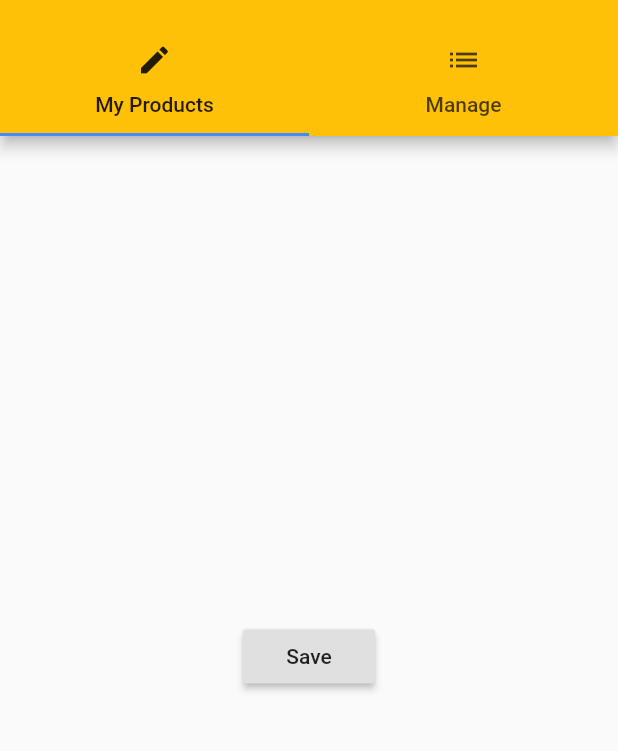
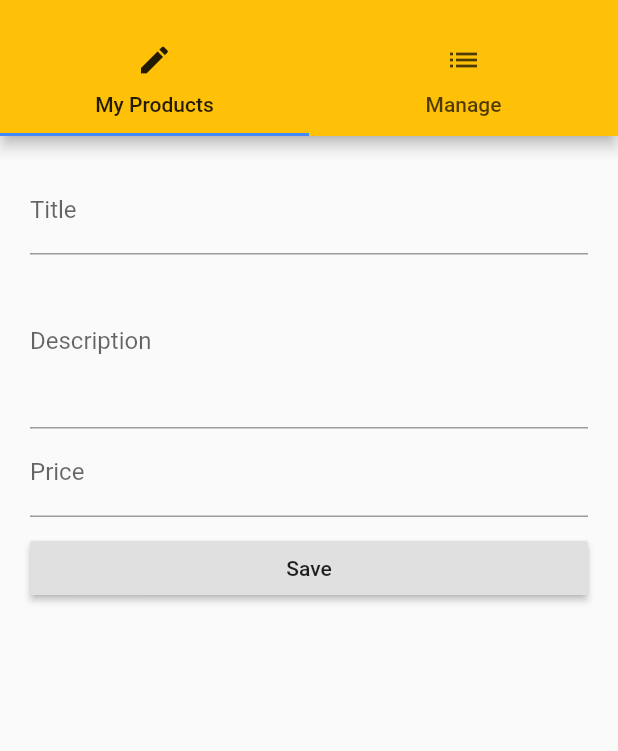
Before and after one commit to rohancs95/flutter_starter_app, a Flutter app: the ManageProductsPage screen opened by its route, on a phone screen of 412 x 824 dp, the part 59-810 px from its top. Run offline on Flutter 3.47's test engine with Material 2 defaults, Android fonts, the phone set to English and light mode, and no system bars.

```diff
--- a/lib/pages/manage_products.dart
+++ b/lib/pages/manage_products.dart
@@ -1,12 +1,14 @@
 import 'package:flutter/material.dart';
 // import 'dart:async';
 
-import 'package:share_book/pages/products.dart';
 import './product_create.dart';
 import './product_list.dart';
 
 class ManageProductsPage extends StatelessWidget {
-  ManageProductsPage();
+  ManageProductsPage(this.addProduct, this.deleteProduct);
+
+  final Function addProduct;
+  final Function deleteProduct;
 
   @override
   Widget build(BuildContext context) {
@@ -23,7 +25,7 @@ class ManageProductsPage extends StatelessWidget {
               ListTile(
                 title: Text("Products"),
                 onTap: () {
-                  Navigator.pushReplacementNamed(context, '/');
+                  Navigator.pushReplacementNamed(context, '/products');
                 },
               )
             ],
@@ -45,7 +47,10 @@ class ManageProductsPage extends StatelessWidget {
           ),
         ),
         body: TabBarView(
-          children: <Widget>[ProductCreatePage(), ProductListPage()],
+          children: <Widget>[
+            ProductCreatePage(this.addProduct, this.deleteProduct),
+            ProductListPage()
+          ],
         ),
       ),
     );
--- a/lib/pages/product_create.dart
+++ b/lib/pages/product_create.dart
@@ -1,22 +1,69 @@
 import 'package:flutter/material.dart';
 
-class ProductCreatePage extends StatelessWidget {
-  ProductCreatePage();
+class ProductCreatePage extends StatefulWidget {
+  final Function addProduct;
+  final Function deleteProduct;
 
+  ProductCreatePage(this.addProduct, this.deleteProduct);
+  @override
+  State<StatefulWidget> createState() {
+    return _ProductCreatePageState();
+  }
+}
+
+class _ProductCreatePageState extends State<ProductCreatePage> {
+  String _titleValue;
+  String _description;
+  double _price;
   @override
   Widget build(BuildContext context) {
-    return Center(
-      child: RaisedButton(
-        onPressed: () {
-          showModalBottomSheet(
-              context: context,
-              builder: (BuildContext context) {
-                return Center(
-                  child: Text("This is a modal"),
-                );
+    return Container(
+      margin: EdgeInsets.all(20.0),
+      child: ListView(
+        children: <Widget>[
+          TextField(
+            decoration: InputDecoration(labelText: "Title"),
+            onChanged: (String value) {
+              setState(() {
+                this._titleValue = value;
               });
-        },
-        child: Text("Save"),
+            },
+          ),
+          TextField(
+            maxLines: 4,
+            decoration: InputDecoration(labelText: "Description"),
+            onChanged: (String value) {
+              setState(() {
+                this._description = value;
+              });
+            },
+          ),
+          TextField(
+            decoration: InputDecoration(labelText: "Price"),
+            keyboardType: TextInputType.number,
+            onChanged: (String value) {
+              setState(() {
+                this._price = double.parse(value);
+              });
+            },
+          ),
+          SizedBox(
+            height: 10.0,
+          ),
+          RaisedButton(
+            child: Text("Save"),
+            onPressed: () {
+              final Map<String, dynamic> product = {
+                'title': this._titleValue,
+                'decription': this._description,
+                'price': this._price,
+                'imageUrl': 'assets/book.jpg'
+              };
+              widget.addProduct(product);
+              Navigator.pushReplacementNamed(context, "/products");
+            },
+          )
+        ],
       ),
     );
   }
--- a/lib/products.dart
+++ b/lib/products.dart
@@ -2,7 +2,7 @@ import 'package:flutter/material.dart';
 import './pages/product.dart';
 
 class Products extends StatelessWidget {
-  final List<Map<String, String>>
+  final List<Map<String, dynamic>>
       products; //here final means that this code cannot be editing from within the class and can only be set from outside
   final Function deleteProduct;
 
```
Also changed, not shown: lib/main.dart (+9 -9 lines), lib/pages/auth.dart (+53 -32 lines), lib/pages/products.dart (+3 -5 lines), lib/product_manager.dart (+8 -10 lines).
